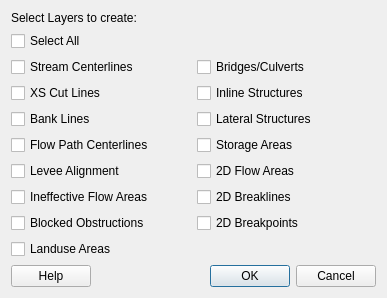
Before: the Qt Designer form rivergis/ui/ui_rasCreateRASLayers.ui in erpas/rgis, drawn with Qt 5.
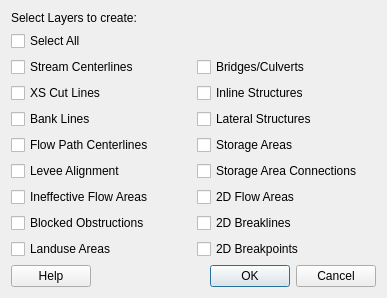
After: the same form once the commit is applied.

What changed in the file:
```diff
--- a/rivergis/ui/ui_rasCreateRASLayers.ui
+++ b/rivergis/ui/ui_rasCreateRASLayers.ui
@@ -131,27 +131,34 @@
        </property>
       </widget>
      </item>
-     <item row="7" column="1">
-      <widget class="QCheckBox" name="flowAreas2DChbox">
-       <property name="text">
-        <string>2D Flow Areas</string>
-       </property>
-      </widget>
-     </item>
-     <item row="8" column="1">
-      <widget class="QCheckBox" name="breaklines2DChbox">
-       <property name="text">
-        <string>2D Breaklines</string>
-       </property>
-      </widget>
-     </item>
-     <item row="9" column="1">
+     <item row="10" column="1">
       <widget class="QCheckBox" name="breakpoints2DChbox">
        <property name="text">
         <string>2D Breakpoints</string>
        </property>
       </widget>
      </item>
+     <item row="9" column="1">
+      <widget class="QCheckBox" name="breaklines2DChbox">
+       <property name="text">
+        <string>2D Breaklines</string>
+       </property>
+      </widget>
+     </item>
+     <item row="8" column="1">
+      <widget class="QCheckBox" name="flowAreas2DChbox">
+       <property name="text">
+        <string>2D Flow Areas</string>
+       </property>
+      </widget>
+     </item>
+     <item row="7" column="1">
+      <widget class="QCheckBox" name="saConnectionsChbox">
+       <property name="text">
+        <string>Storage Area Connections</string>
+       </property>
+      </widget>
+     </item>
     </layout>
    </item>
    <item row="0" column="0">
```
